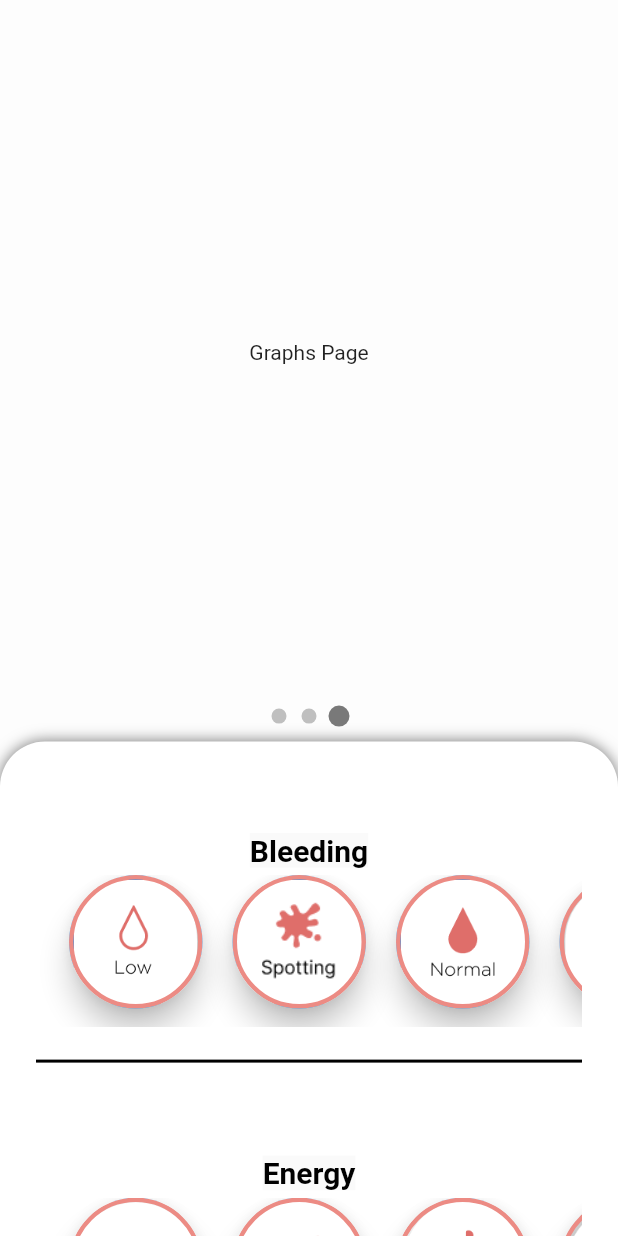
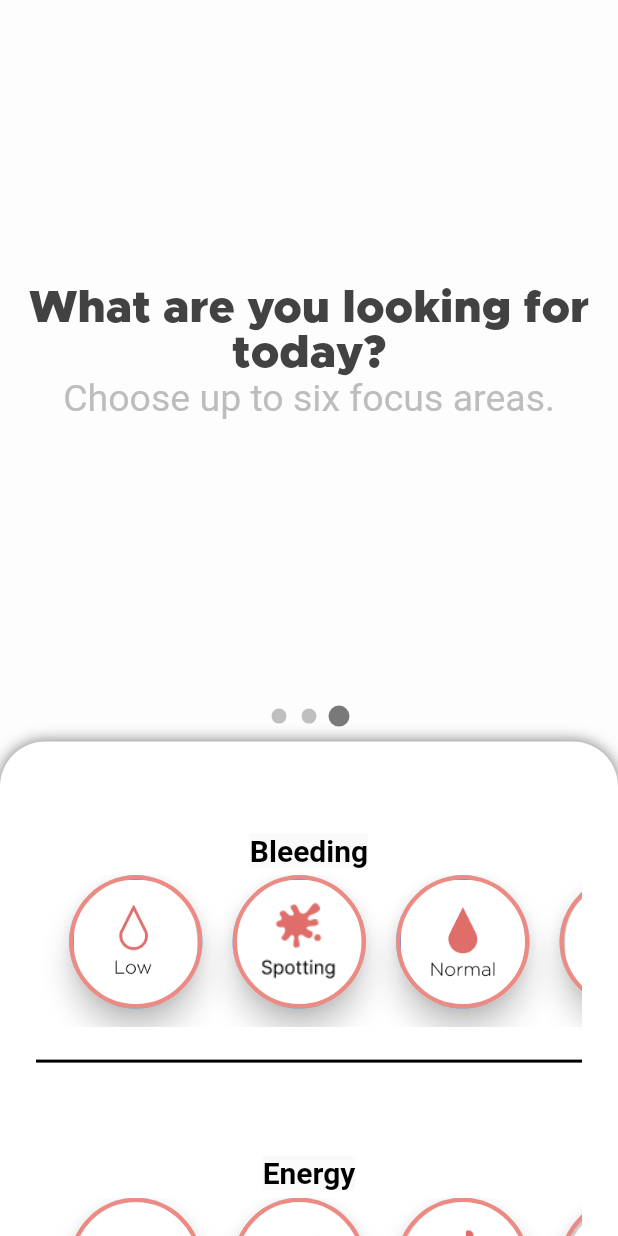
Before and after one commit to rice-apps/psy.cl-v1, a Flutter app: the screen it shows after launch, swiped to page 3, on a phone screen of 412 x 824 dp. Run offline on Flutter 3.47's test engine with Material 2 defaults, Android fonts, the phone set to English and light mode, and no system bars; drawn by our look-alikes of sliding_up_panel, smooth_page_indicator; our stand-ins replace table_calendar.

Commit message:
Added recommendation files + Title/Subtitle

```diff
--- a/lib/src/features/landing-page/sliding_background.dart
+++ b/lib/src/features/landing-page/sliding_background.dart
@@ -3,6 +3,7 @@
 import 'package:smooth_page_indicator/smooth_page_indicator.dart';
 import '../calendar/calendar.dart';
 import '../progress-circle/progress_circle.dart';
+import '../recommendation/recommendation-page.dart';
 import '../../../assets/constants.dart' as constants;
 
 class PagedBackground extends StatelessWidget {
@@ -17,7 +18,7 @@
         child: Calendar(),
       ),
       const Center(
-        child: Text('Graphs Page'),
+        child: Recommendation(),
       ),
     ];
 
--- /dev/null
+++ b/lib/src/features/recommendation/recommendation-page.dart
@@ -0,0 +1,34 @@
+import 'package:flutter/material.dart';
+
+//Third child-page of sliding_background
+
+class Recommendation extends StatelessWidget {
+  const Recommendation({super.key});
+
+  @override
+  Widget build(BuildContext context) {
+    return Column(
+        mainAxisAlignment: MainAxisAlignment.center,
+        children: [
+          Text(
+            'What are you looking for today?',
+                style: TextStyle(
+                  fontFamily: "Metropolis",
+                  fontSize: 30,
+                  color: Colors.grey.shade800),
+                textAlign: TextAlign.center,
+              ),
+          Text(
+            'Choose up to six focus areas.',
+            style: TextStyle(
+                fontSize: 25,
+                color: Colors.grey.shade400),
+            textAlign: TextAlign.center,
+          ),
+          //TODO:Filter Buttons (2 x 3 grid)
+        ]);
+
+
+
+  }
+}
--- /dev/null
+++ b/lib/src/features/recommendation/recommendation-panel.dart
@@ -0,0 +1 @@
+//swipe up when third child-page of sliding_background is active
```
Also changed, not shown: pubspec.lock, 2 other files.
